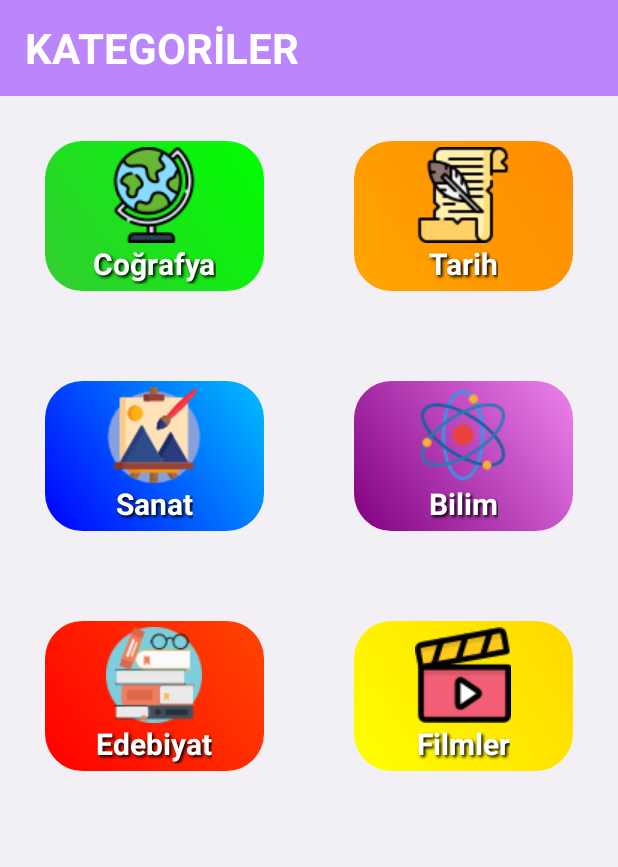
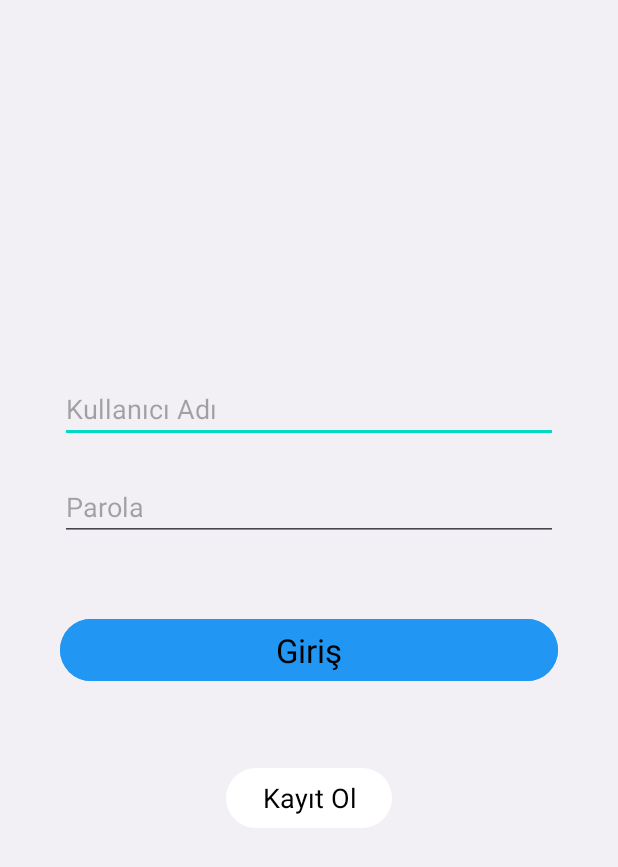
Before and after one commit to kdrksml/QuizApp, an Android app: the screen it shows after launch (MainActivity before the commit, LoginActivity after it), on a phone screen of 412 x 824 dp. Shown: the top 867 px of the screen. Run offline under Robolectric (Android 15) with nearby library versions, the phone set to English and light mode, and no system bars.

Commit message:
login page and signup page completed

```diff
--- /dev/null
+++ b/app/src/main/java/com/example/quizapp/LoginActivity.java
@@ -0,0 +1,64 @@
+package com.example.quizapp;
+
+import android.content.Intent;
+import android.os.Bundle;
+import android.view.View;
+import android.widget.Button;
+import android.widget.EditText;
+import android.widget.TextView;
+import android.widget.Toast;
+
+import androidx.appcompat.app.AppCompatActivity;
+
+public class LoginActivity extends AppCompatActivity {
+
+    private EditText usernameEditText, passwordEditText;
+    private Button loginButton;
+    private TextView signupTextView;
+
+    @Override
+    protected void onCreate(Bundle savedInstanceState) {
+        super.onCreate(savedInstanceState);
+        setContentView(R.layout.activity_login);
+
+        signupTextView = findViewById(R.id.signupTextView);
+        signupTextView.setOnClickListener(new View.OnClickListener() {
+            @Override
+            public void onClick(View v) {
+                // Kayıt sayfasına geçiş yap
+                Intent intent = new Intent(LoginActivity.this, SignupActivity.class);
+                startActivity(intent);
+            }
+        });
+
+        usernameEditText = findViewById(R.id.usernameEditText);
+        passwordEditText = findViewById(R.id.passwordEditText);
+        loginButton = findViewById(R.id.loginButton);
+
+        loginButton.setOnClickListener(new View.OnClickListener() {
+            @Override
+            public void onClick(View v) {
+                String username = usernameEditText.getText().toString();
+                String password = passwordEditText.getText().toString();
+
+                if (isValidCredentials(username, password)) {
+                    // Kullanıcı girişi başarılı, MainActivity'e geçiş yap
+                    Intent intent = new Intent(LoginActivity.this, MainActivity.class);
+                    startActivity(intent);
+                    finish(); // LoginActivity'yi kapat
+                } else {
+                    // Kullanıcı girişi başarısız, hata mesajı göster
+                    Toast.makeText(LoginActivity.this, "Geçersiz Kullanıcı Adı veya Parola", Toast.LENGTH_SHORT).show();
+                }
+            }
+        });
+    }
+
+    private boolean isValidCredentials(String username, String password) {
+        // Kullanıcı adı ve parola doğrulaması burada yapılır
+        // Doğrulama başarılıysa true döndür, aksi halde false döndür
+
+        // Örnek doğrulama: Kullanıcı adı "admin", parola "password" ise başarılı kabul edelim
+        return username.equals("admin") && password.equals("admin5344");
+    }
+}
--- a/app/src/main/java/com/example/quizapp/MainActivity.java
+++ b/app/src/main/java/com/example/quizapp/MainActivity.java
@@ -8,6 +8,7 @@ import android.content.Intent;
 import android.os.Bundle;
 import android.view.View;
 import android.widget.Button;
+import android.widget.TextView;
 
 import com.google.android.material.card.MaterialCardView;
 import com.google.android.material.dialog.MaterialAlertDialogBuilder;
@@ -16,6 +17,7 @@ import com.google.android.material.dialog.MaterialAlertDialogBuilder;
 public class MainActivity extends AppCompatActivity {
 
     MaterialCardView geographycard, historycard,artcard,literaturecard,moviecard,sciencecard;
+
 
 
     @Override
--- /dev/null
+++ b/app/src/main/res/layout/activity_login.xml
@@ -0,0 +1,60 @@
+<?xml version="1.0" encoding="utf-8"?>
+<RelativeLayout xmlns:android="http://schemas.android.com/apk/res/android"
+    android:layout_width="match_parent"
+    android:layout_height="match_parent"
+    android:background="@color/background"
+    android:backgroundTint="@color/background">
+
+    <ImageView
+        android:id="@+id/logoImageView"
+        android:layout_width="150dp"
+        android:layout_height="150dp"
+        android:layout_centerHorizontal="true"
+        android:layout_marginTop="100dp" />
+
+    <EditText
+        android:id="@+id/usernameEditText"
+        android:layout_width="match_parent"
+        android:layout_height="wrap_content"
+        android:layout_below="@id/logoImageView"
+        android:layout_marginStart="40dp"
+        android:layout_marginEnd="40dp"
+        android:hint="Kullanıcı Adı"
+        android:inputType="text" />
+
+    <EditText
+        android:id="@+id/passwordEditText"
+        android:layout_width="match_parent"
+        android:layout_height="wrap_content"
+        android:layout_below="@id/usernameEditText"
+        android:layout_marginStart="40dp"
+        android:layout_marginTop="20dp"
+        android:layout_marginEnd="40dp"
+        android:hint="Parola"
+        android:inputType="textPassword" />
+
+    <Button
+        android:id="@+id/loginButton"
+        android:layout_width="match_parent"
+        android:layout_height="wrap_content"
+        android:layout_below="@id/passwordEditText"
+        android:layout_marginStart="40dp"
+        android:layout_marginTop="48dp"
+        android:layout_marginEnd="40dp"
+        android:backgroundTint="@color/blue"
+        android:text="Giriş"
+        android:textAppearance="@style/TextAppearance.AppCompat.Large"
+        android:textColor="#000000" />
+
+    <Button
+        android:id="@+id/signupTextView"
+        android:layout_width="wrap_content"
+        android:layout_height="wrap_content"
+        android:layout_below="@id/loginButton"
+        android:layout_centerHorizontal="true"
+        android:layout_marginTop="50dp"
+        android:text="Kayıt Ol"
+        android:textAppearance="@style/TextAppearance.AppCompat.Medium"
+        android:textColor="#000000" />
+
+</RelativeLayout>
```
Also changed, not shown: app/src/main/AndroidManifest.xml (+11 -3 lines), app/src/main/java/com/example/quizapp/SignupActivity.java (added, +57 -0 lines), app/src/main/res/layout/activity_signup.xml (added, +60 -0 lines).
